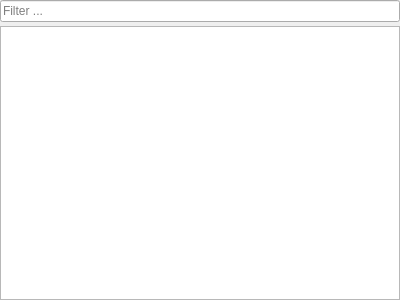
GAMS-dev/studio, file src/reference/filereferencewidget.ui: the form before one commit.
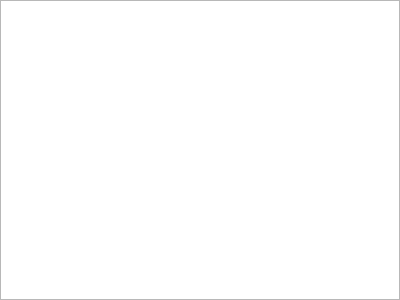
The form after the commit. Custom widgets are drawn as their Qt base class.

Commit message: no filter in FileUsed form

The edit to the form file:
```diff
--- a/src/reference/filereferencewidget.ui
+++ b/src/reference/filereferencewidget.ui
@@ -29,34 +29,11 @@
    <property name="bottomMargin">
     <number>0</number>
    </property>
-   <item>
-    <widget class="gams::studio::FilterLineEdit" name="symbolSearchLineEdit">
-     <property name="sizePolicy">
-      <sizepolicy hsizetype="Preferred" vsizetype="Fixed">
-       <horstretch>0</horstretch>
-       <verstretch>0</verstretch>
-      </sizepolicy>
-     </property>
-     <property name="toolTip">
-      <string>&lt;p style=&quot;white-space: nowrap;&quot;&gt;Filter the symbol table&lt;/p&gt;</string>
-     </property>
-     <property name="placeholderText">
-      <string>Filter ...</string>
-     </property>
-    </widget>
-   </item>
    <item>
     <widget class="QTreeView" name="fileReferenceTreeView"/>
    </item>
   </layout>
  </widget>
- <customwidgets>
-  <customwidget>
-   <class>gams::studio::FilterLineEdit</class>
-   <extends>QLineEdit</extends>
-   <header>filterlineedit.h</header>
-  </customwidget>
- </customwidgets>
  <resources/>
  <connections/>
 </ui>
```
